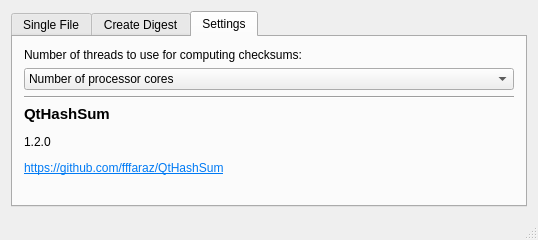
Old version of the form src/mainwindow.ui in the repository fffaraz/QtHashSum.
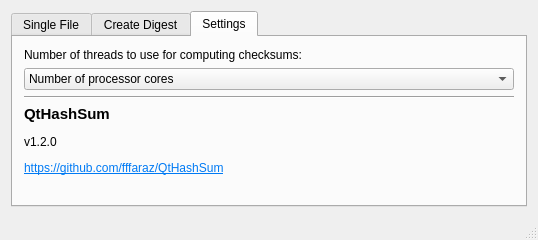
New version of the form. The open tabs and pages were chosen to show the change.

```diff
--- a/src/mainwindow.ui
+++ b/src/mainwindow.ui
@@ -285,7 +285,7 @@
         <item>
          <widget class="QLabel" name="lblAbout">
           <property name="text">
-           <string>&lt;html&gt;&lt;head/&gt;&lt;body&gt;&lt;p&gt;&lt;span style=&quot; font-size:11pt; font-weight:600;&quot;&gt;QtHashSum&lt;/span&gt;&lt;/p&gt;&lt;p&gt;&lt;span style=&quot; font-size:9pt;&quot;&gt;1.2.0&lt;/span&gt;&lt;/p&gt;&lt;p&gt;&lt;a href=&quot;https://github.com/fffaraz/QtHashSum&quot;&gt;&lt;span style=&quot; text-decoration: underline; color:#007af4;&quot;&gt;https://github.com/fffaraz/QtHashSum&lt;/span&gt;&lt;/a&gt;&lt;/p&gt;&lt;/body&gt;&lt;/html&gt;</string>
+           <string>&lt;html&gt;&lt;head/&gt;&lt;body&gt;&lt;p&gt;&lt;span style=&quot; font-size:11pt; font-weight:600;&quot;&gt;QtHashSum&lt;/span&gt;&lt;/p&gt;&lt;p&gt;&lt;span style=&quot; font-size:9pt;&quot;&gt;v1.2.0&lt;/span&gt;&lt;/p&gt;&lt;p&gt;&lt;a href=&quot;https://github.com/fffaraz/QtHashSum&quot;&gt;&lt;span style=&quot; text-decoration: underline; color:#007af4;&quot;&gt;https://github.com/fffaraz/QtHashSum&lt;/span&gt;&lt;/a&gt;&lt;/p&gt;&lt;/body&gt;&lt;/html&gt;</string>
           </property>
          </widget>
         </item>
```
